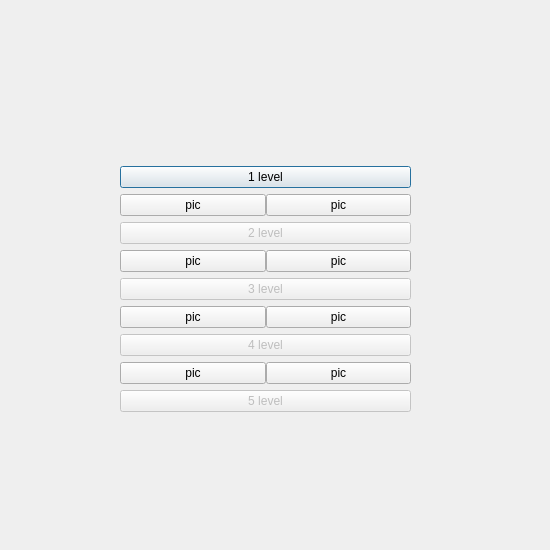
First picture: the form in Sem2/lab1.2/newPuzzle/levels.ui, repository Alina-Hryn/OOP, before the edit.
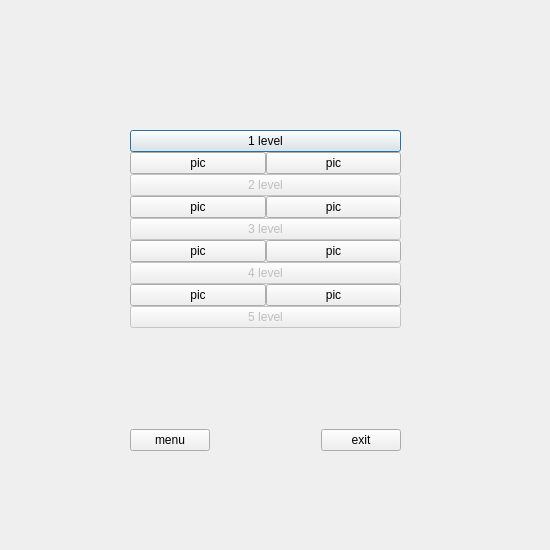
Second picture: the form after the edit.

Diff of the .ui file:
```diff
--- a/Sem2/lab1.2/newPuzzle/levels.ui
+++ b/Sem2/lab1.2/newPuzzle/levels.ui
@@ -28,10 +28,10 @@
   <widget class="QWidget" name="verticalLayoutWidget">
    <property name="geometry">
     <rect>
-     <x>120</x>
-     <y>160</y>
-     <width>291</width>
-     <height>262</height>
+     <x>130</x>
+     <y>130</y>
+     <width>271</width>
+     <height>321</height>
     </rect>
    </property>
    <layout class="QVBoxLayout" name="verticalLayout">
@@ -157,6 +157,50 @@
       </property>
      </widget>
     </item>
+    <item>
+     <spacer name="verticalSpacer">
+      <property name="orientation">
+       <enum>Qt::Vertical</enum>
+      </property>
+      <property name="sizeHint" stdset="0">
+       <size>
+        <width>20</width>
+        <height>40</height>
+       </size>
+      </property>
+     </spacer>
+    </item>
+    <item>
+     <layout class="QHBoxLayout" name="horizontalLayout_5">
+      <item>
+       <widget class="QPushButton" name="pushButton_14">
+        <property name="text">
+         <string>menu</string>
+        </property>
+       </widget>
+      </item>
+      <item>
+       <spacer name="horizontalSpacer">
+        <property name="orientation">
+         <enum>Qt::Horizontal</enum>
+        </property>
+        <property name="sizeHint" stdset="0">
+         <size>
+          <width>40</width>
+          <height>20</height>
+         </size>
+        </property>
+       </spacer>
+      </item>
+      <item>
+       <widget class="QPushButton" name="pushButton_15">
+        <property name="text">
+         <string>exit</string>
+        </property>
+       </widget>
+      </item>
+     </layout>
+    </item>
    </layout>
   </widget>
  </widget>
```
